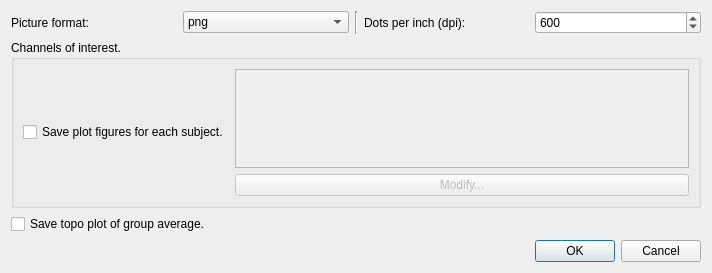
Before: the Qt Designer form meggie_batch/ui/qt4Designer_ui_files/groupAverageTFR.ui in cibr-jyu/meggie, drawn with Qt 5.
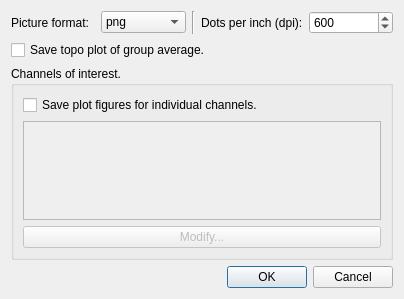
After: the same form once the commit is applied.

What changed in the file:
```diff
--- a/meggie_batch/ui/qt4Designer_ui_files/groupAverageTFR.ui
+++ b/meggie_batch/ui/qt4Designer_ui_files/groupAverageTFR.ui
@@ -6,8 +6,8 @@
    <rect>
     <x>0</x>
     <y>0</y>
-    <width>712</width>
-    <height>273</height>
+    <width>404</width>
+    <height>299</height>
    </rect>
   </property>
   <property name="windowTitle">
@@ -16,27 +16,28 @@
   <layout class="QGridLayout" name="gridLayout">
    <item row="1" column="0">
     <layout class="QVBoxLayout" name="verticalLayout_3">
+     <item>
+      <widget class="QCheckBox" name="checkBoxSaveTopo">
+       <property name="text">
+        <string>Save topo plot of group average.</string>
+       </property>
+      </widget>
+     </item>
      <item>
       <widget class="QGroupBox" name="groupBox">
        <property name="title">
         <string>Channels of interest.</string>
        </property>
        <layout class="QGridLayout" name="gridLayout_2">
-        <item row="0" column="0">
-         <layout class="QHBoxLayout" name="horizontalLayout">
-          <item>
-           <layout class="QVBoxLayout" name="verticalLayout">
-            <item>
-             <widget class="QCheckBox" name="checkBoxSavePlot">
-              <property name="text">
-               <string>Save plot figures for each subject.</string>
-              </property>
-             </widget>
-            </item>
-           </layout>
-          </item>
-          <item>
+        <item row="1" column="0">
            <layout class="QVBoxLayout" name="verticalLayout_2">
+          <item>
+           <widget class="QCheckBox" name="checkBoxSavePlot">
+            <property name="text">
+             <string>Save plot figures for individual channels.</string>
+            </property>
+           </widget>
+          </item>
             <item>
              <widget class="QListWidget" name="listWidgetChannels">
               <property name="enabled">
@@ -49,7 +50,7 @@
                <enum>QAbstractItemView::NoSelection</enum>
               </property>
               <property name="flow">
-               <enum>QListView::LeftToRight</enum>
+             <enum>QListView::TopToBottom</enum>
               </property>
              </widget>
             </item>
@@ -66,15 +67,6 @@
            </layout>
           </item>
          </layout>
-        </item>
-       </layout>
-      </widget>
-     </item>
-     <item>
-      <widget class="QCheckBox" name="checkBoxSaveTopo">
-       <property name="text">
-        <string>Save topo plot of group average.</string>
-       </property>
       </widget>
      </item>
     </layout>
```
Left out of the diff: 2 changed lines with no effect on the pictures. Lines whose indentation alone changed are shown as unchanged.
